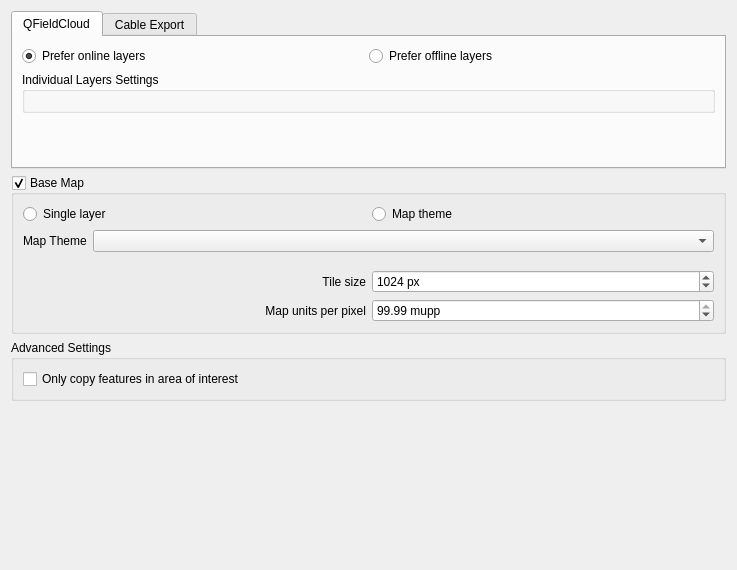
First picture: the form in qfieldsync/ui/project_configuration_widget.ui, repository opengisch/qfieldsync, before the edit.
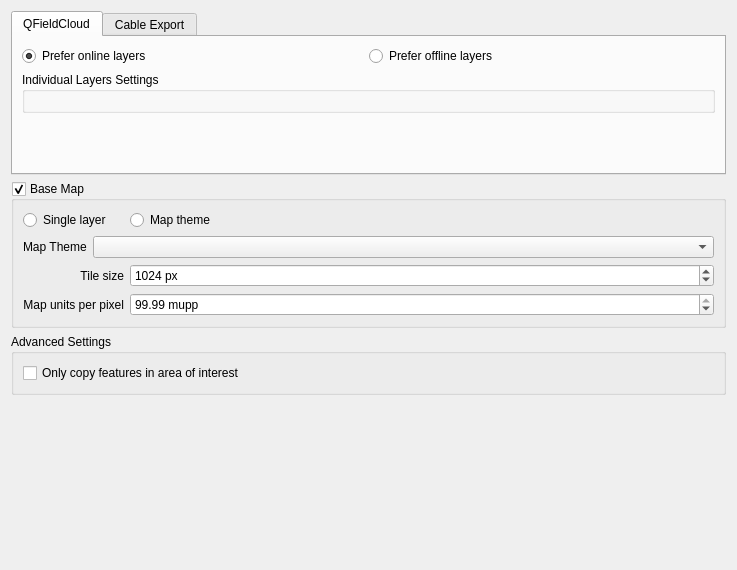
Second picture: the form after the edit. Custom widgets are drawn as their Qt base class.

Commit message: Fix unwanted space in base map group, have spinners expand horizontally

Patch:
```diff
--- a/qfieldsync/ui/project_configuration_widget.ui
+++ b/qfieldsync/ui/project_configuration_widget.ui
@@ -109,7 +109,7 @@
       <item row="1" column="0" colspan="2">
        <widget class="QStackedWidget" name="baseMapTypeStack">
         <property name="sizePolicy">
-         <sizepolicy hsizetype="Preferred" vsizetype="Minimum">
+         <sizepolicy hsizetype="Preferred" vsizetype="Fixed">
           <horstretch>0</horstretch>
           <verstretch>0</verstretch>
          </sizepolicy>
@@ -119,7 +119,7 @@
         </property>
         <widget class="QWidget" name="mapThemePage">
          <property name="sizePolicy">
-          <sizepolicy hsizetype="Expanding" vsizetype="Minimum">
+          <sizepolicy hsizetype="Expanding" vsizetype="Fixed">
            <horstretch>0</horstretch>
            <verstretch>0</verstretch>
           </sizepolicy>
@@ -185,6 +185,12 @@
       </item>
       <item row="2" column="1">
        <widget class="QgsSpinBox" name="tileSize">
+        <property name="sizePolicy">
+         <sizepolicy hsizetype="Expanding" vsizetype="Fixed">
+          <horstretch>0</horstretch>
+          <verstretch>0</verstretch>
+         </sizepolicy>
+        </property>
         <property name="toolTip">
          <string>Rendering will happen in tiles. This number determines the width and height (in pixels) that will be rendered per tile.</string>
         </property>
@@ -204,6 +210,12 @@
       </item>
       <item row="3" column="1">
        <widget class="QgsDoubleSpinBox" name="mapUnitsPerPixel">
+        <property name="sizePolicy">
+         <sizepolicy hsizetype="Expanding" vsizetype="Fixed">
+          <horstretch>0</horstretch>
+          <verstretch>0</verstretch>
+         </sizepolicy>
+        </property>
         <property name="toolTip">
          <string>This determines the spatial resolution of the resulting map image. It depends on the CRS of the map canvas. For map units in [m], a value of 1 means each pixel covers an area of 1x1 m, a value of 1000 means 1 pixel per square kilometer.</string>
         </property>
```
Left out of the diff: 2 changed lines with no effect on the pictures.
